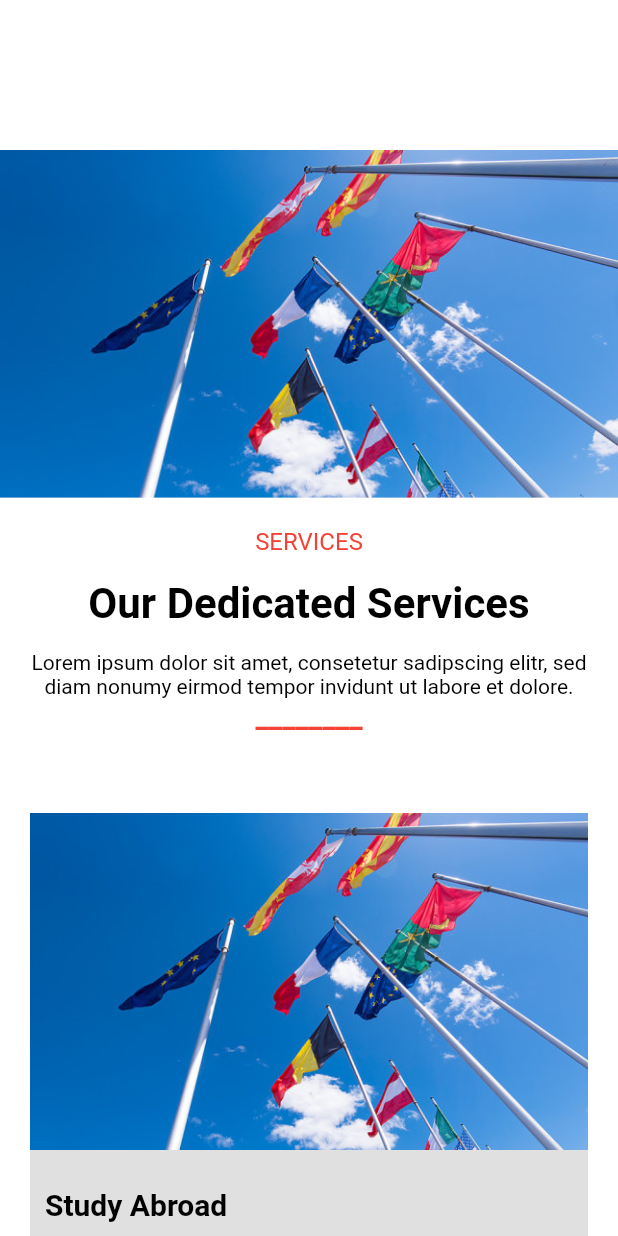
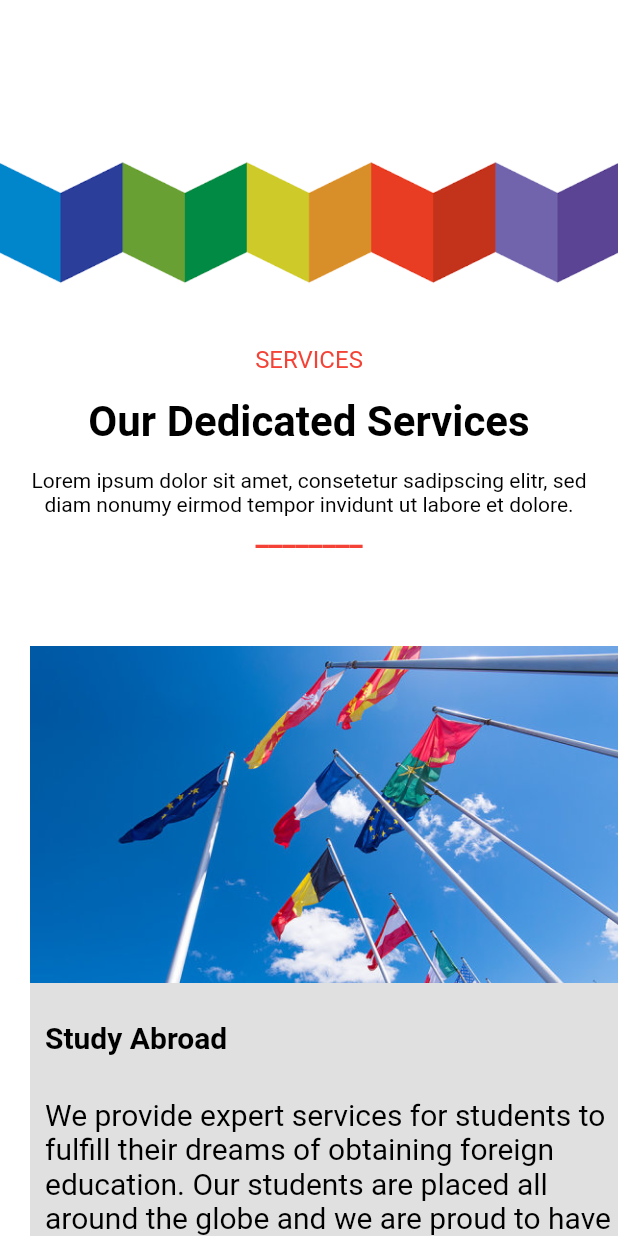
Before and after one commit to oalinoor11/EUIES-Website, a Flutter app: the screen it shows after launch, on a phone screen of 412 x 824 dp. Run offline on Flutter 3.47's test engine with Material 2 defaults, Android fonts, the phone set to English and light mode, and no system bars; our stand-ins replace get.

Commit message:
top banner changed

```diff
--- a/lib/Presentation/Pages/homescreen.dart
+++ b/lib/Presentation/Pages/homescreen.dart
@@ -15,12 +15,12 @@ class _HomeScreenState extends State<HomeScreen> {
             children: [Container(),
             SizedBox(height: 100,),
             const Image(
-            image: AssetImage("assets/images/flag.png"),
+            image: AssetImage("assets/images/ROE.png"),
             width: double.infinity,
           ),
             Container(
                 decoration: BoxDecoration(color: Colors.white,),
-                height: 190.0,
+                height: 200.0,
                 width: double.infinity,
                 child:
                 Padding(
@@ -38,11 +38,9 @@ class _HomeScreenState extends State<HomeScreen> {
                   ),
                 ),
               ),
-              Padding(
+              SingleChildScrollView(scrollDirection: Axis.horizontal,
+                child: Padding(
                   padding: const EdgeInsets.all(20.0),
-                child: Column(
-                  children: [
-                    SingleChildScrollView(scrollDirection: Axis.horizontal,
                   child: Row(
                     children: [Container(),
                       Container(decoration: BoxDecoration(color: Colors.black12, borderRadius: BorderRadius.circular(10)),
@@ -113,13 +111,7 @@ class _HomeScreenState extends State<HomeScreen> {
                           ],
                         ),
                       ),
-                        ],
-                      ),
-                    ),
-                    SizedBox(height: 20,),
-                    SingleChildScrollView(scrollDirection: Axis.horizontal,
-                      child: Row(
-                        children: [Container(),
+                      SizedBox(width: 20,),
                       Container(decoration: BoxDecoration(color: Colors.black12, borderRadius: BorderRadius.circular(10)),
                         height: 550,
                         width: 400,
@@ -191,8 +183,6 @@ class _HomeScreenState extends State<HomeScreen> {
                     ],
                   ),
                 ),
-                  ],
-                ),
               ),
         ],
         ),
```
Also changed, not shown: assets/images/ROE.png (added). Lines whose indentation alone changed are shown as unchanged.
